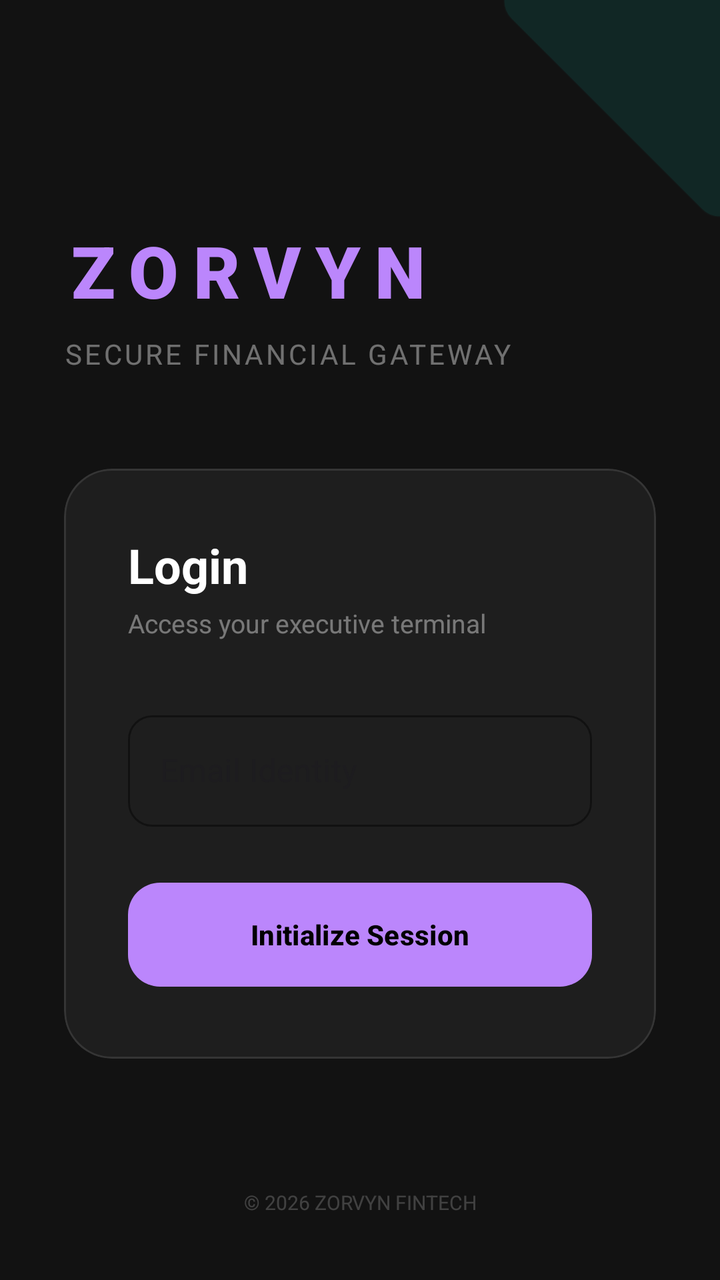
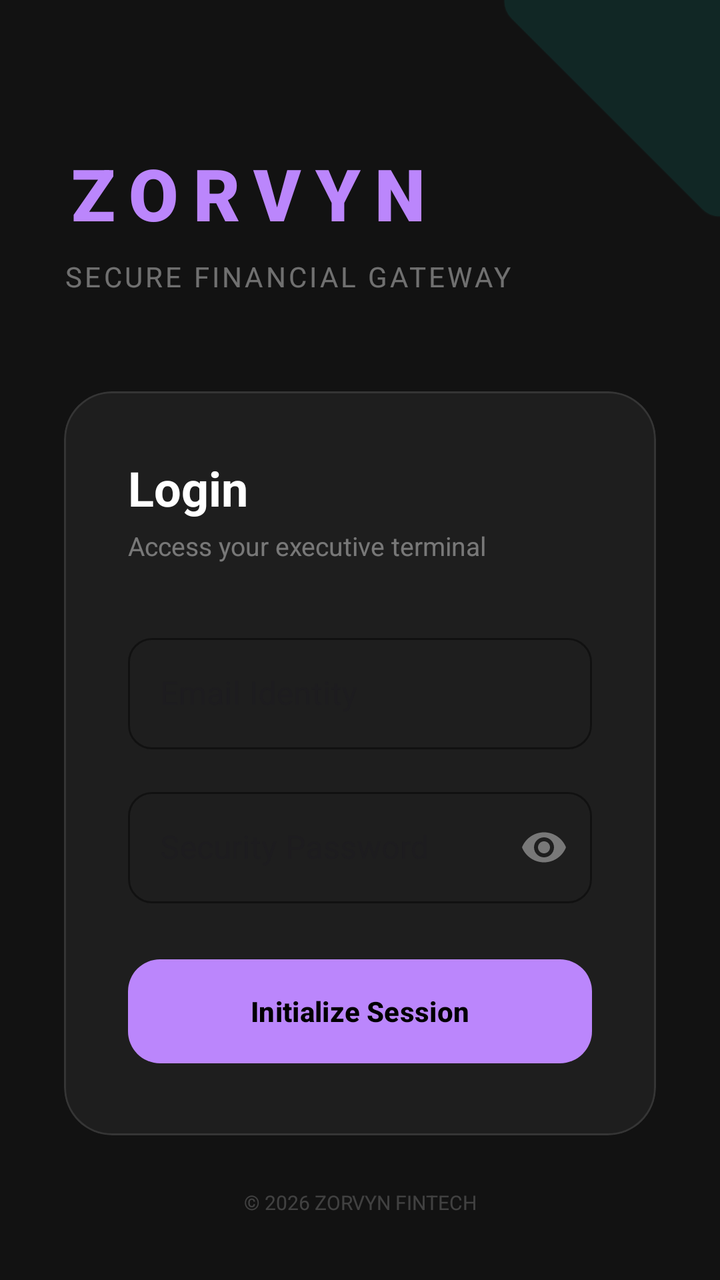

Compare the two renders of this Android layout. The source of the first and the diff that turns it into the second are given below.
<!-- AndroidManifest.xml: application theme Theme.FinanceWise -->
<!-- res/layout/activity_login.xml -->
<?xml version="1.0" encoding="utf-8"?>
<androidx.constraintlayout.widget.ConstraintLayout xmlns:android="http://schemas.android.com/apk/res/android"
    xmlns:app="http://schemas.android.com/apk/res-auto"
    android:layout_width="match_parent"
    android:layout_height="match_parent"
    android:background="#121212">

    
    <View
        android:id="@+id/login_header_accent"
        android:layout_width="160dp"
        android:layout_height="160dp"
        android:background="@drawable/bg_edittext"
        android:backgroundTint="#1A03DAC5"
        android:rotation="45"
        android:layout_marginTop="-80dp"
        android:layout_marginEnd="-80dp"
        app:layout_constraintTop_toTopOf="parent"
        app:layout_constraintEnd_toEndOf="parent" />

    <LinearLayout
        android:layout_width="match_parent"
        android:layout_height="wrap_content"
        android:orientation="vertical"
        android:padding="32dp"
        app:layout_constraintTop_toTopOf="parent"
        app:layout_constraintBottom_toBottomOf="parent">

        <TextView
            android:id="@+id/tv_app_name"
            android:layout_width="wrap_content"
            android:layout_height="wrap_content"
            android:text="ZORVYN"
            android:textColor="#BB86FC"
            android:textSize="36sp"
            android:fontFamily="sans-serif-black"
            android:letterSpacing="0.2" />

        <TextView
            android:id="@+id/tv_app_subtitle"
            android:layout_width="wrap_content"
            android:layout_height="wrap_content"
            android:text="Secure Financial Gateway"
            android:textColor="#66FFFFFF"
            android:textSize="14sp"
            android:textAllCaps="true"
            android:letterSpacing="0.1"
            android:layout_marginTop="8dp" />

        <com.google.android.material.card.MaterialCardView
            android:layout_width="match_parent"
            android:layout_height="wrap_content"
            android:layout_marginTop="48dp"
            app:cardElevation="0dp"
            app:cardCornerRadius="24dp"
            app:cardBackgroundColor="#1E1E1E"
            app:strokeWidth="1dp"
            app:strokeColor="#1AFFFFFF">

            <LinearLayout
                android:layout_width="match_parent"
                android:layout_height="wrap_content"
                android:orientation="vertical"
                android:padding="32dp">

                <TextView
                    android:layout_width="wrap_content"
                    android:layout_height="wrap_content"
                    android:text="Login"
                    android:textSize="24sp"
                    android:textStyle="bold"
                    android:textColor="#FFFFFF" />

                <TextView
                    android:layout_width="wrap_content"
                    android:layout_height="wrap_content"
                    android:text="Access your executive terminal"
                    android:textSize="13sp"
                    android:textColor="#66FFFFFF"
                    android:layout_marginTop="4dp"
                    android:layout_marginBottom="32dp"/>

                <com.google.android.material.textfield.TextInputLayout
                    android:id="@+id/til_email"
                    style="@style/Widget.MaterialComponents.TextInputLayout.OutlinedBox"
                    android:layout_width="match_parent"
                    android:layout_height="wrap_content"
                    android:hint="Email Identity"
                    app:boxStrokeColor="#BB86FC"
                    app:hintTextColor="#BB86FC"
                    app:boxCornerRadiusBottomEnd="12dp"
                    app:boxCornerRadiusBottomStart="12dp"
                    app:boxCornerRadiusTopEnd="12dp"
                    app:boxCornerRadiusTopStart="12dp"
                    android:layout_marginBottom="24dp">

                    <com.google.android.material.textfield.TextInputEditText
                        android:id="@+id/et_login_email"
                        android:layout_width="match_parent"
                        android:layout_height="wrap_content"
                        android:textColor="#FFFFFF"
                        android:inputType="textEmailAddress" />

                </com.google.android.material.textfield.TextInputLayout>

                <com.google.android.material.button.MaterialButton
                    android:id="@+id/btn_login"
                    android:layout_width="match_parent"
                    android:layout_height="60dp"
                    android:text="Initialize Session"
                    android:textSize="14sp"
                    android:textStyle="bold"
                    android:textColor="#000000"
                    app:backgroundTint="#BB86FC"
                    app:cornerRadius="16dp" />

            </LinearLayout>

        </com.google.android.material.card.MaterialCardView>

    </LinearLayout>

    <ProgressBar
        android:id="@+id/progressBar"
        android:layout_width="48dp"
        android:layout_height="48dp"
        android:visibility="gone"
        android:indeterminateTint="#BB86FC"
        app:layout_constraintTop_toTopOf="parent"
        app:layout_constraintBottom_toBottomOf="parent"
        app:layout_constraintStart_toStartOf="parent"
        app:layout_constraintEnd_toEndOf="parent" />

    <TextView
        android:layout_width="wrap_content"
        android:layout_height="wrap_content"
        android:text="© 2026 ZORVYN FINTECH"
        android:textColor="#33FFFFFF"
        android:textSize="10sp"
        android:layout_marginBottom="32dp"
        app:layout_constraintBottom_toBottomOf="parent"
        app:layout_constraintStart_toStartOf="parent"
        app:layout_constraintEnd_toEndOf="parent" />

</androidx.constraintlayout.widget.ConstraintLayout>
<!-- resources referenced by this layout -->
<resources>
  <!-- drawable bg_edittext (drawable) -->
  <?xml version="1.0" encoding="utf-8"?>
  <shape xmlns:android="http://schemas.android.com/apk/res/android">
      <solid android:color="#1E1E1E" />
      <corners android:radius="12dp" />
      <stroke
          android:width="1dp"
          android:color="#33FFFFFF" />
  </shape>
  <style name="Theme.FinanceWise" parent="Base.Theme.FinanceWise" />
  <style name="Base.Theme.FinanceWise" parent="Theme.Material3.DayNight.NoActionBar">
          
          
      </style>
</resources>

<!-- the commit's change to res/layout/activity_login.xml (unified diff, before → after) -->
@@ -92,7 +92,7 @@
                     app:boxCornerRadiusBottomStart="12dp"
                     app:boxCornerRadiusTopEnd="12dp"
                     app:boxCornerRadiusTopStart="12dp"
-                    android:layout_marginBottom="24dp">
+                    android:layout_marginBottom="16dp">
 
                     <com.google.android.material.textfield.TextInputEditText
                         android:id="@+id/et_login_email"
@@ -100,6 +100,31 @@
                         android:layout_height="wrap_content"
                         android:textColor="#FFFFFF"
                         android:inputType="textEmailAddress" />
+
+                </com.google.android.material.textfield.TextInputLayout>
+
+                <com.google.android.material.textfield.TextInputLayout
+                    android:id="@+id/til_password"
+                    style="@style/Widget.MaterialComponents.TextInputLayout.OutlinedBox"
+                    android:layout_width="match_parent"
+                    android:layout_height="wrap_content"
+                    android:hint="Security Password"
+                    app:boxStrokeColor="#BB86FC"
+                    app:hintTextColor="#BB86FC"
+                    app:boxCornerRadiusBottomEnd="12dp"
+                    app:boxCornerRadiusBottomStart="12dp"
+                    app:boxCornerRadiusTopEnd="12dp"
+                    app:boxCornerRadiusTopStart="12dp"
+                    app:passwordToggleEnabled="true"
+                    app:passwordToggleTint="#66FFFFFF"
+                    android:layout_marginBottom="24dp">
+
+                    <com.google.android.material.textfield.TextInputEditText
+                        android:id="@+id/et_login_password"
+                        android:layout_width="match_parent"
+                        android:layout_height="wrap_content"
+                        android:textColor="#FFFFFF"
+                        android:inputType="textPassword" />
 
                 </com.google.android.material.textfield.TextInputLayout>
 
